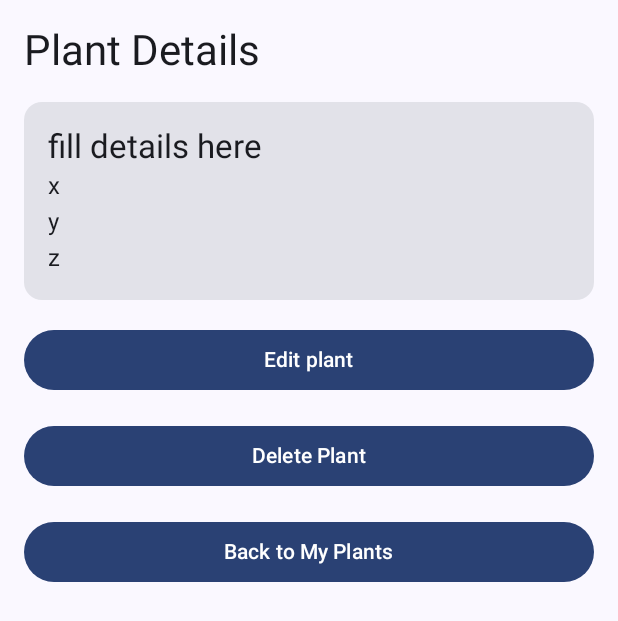
After one commit to S00269936/PlantPal_MobileApplications, an Android app built with Jetpack Compose: the PlantDetailsScreen screen opened through its navigation route, on a phone screen of 412 x 824 dp. The commit adds this screen. Shown: the top 621 px of the screen. Run offline under Robolectric (Android 15) with nearby library versions, the phone set to English and light mode, and no system bars.

Commit message:
Temp plant details is working

```diff
--- a/app/src/main/java/com/example/plantpal/MainActivity.kt
+++ b/app/src/main/java/com/example/plantpal/MainActivity.kt
@@ -14,6 +14,7 @@ import androidx.navigation.compose.rememberNavController
 import com.example.plantpal.screens.DashboardScreen
 import com.example.plantpal.screens.MyPlantsScreen
 import com.example.plantpal.ui.theme.PlantPalTheme
+import com.example.plantpal.screens.PlantDetailsScreen
 
 class MainActivity : ComponentActivity() {
 
@@ -39,9 +40,18 @@ class MainActivity : ComponentActivity() {
                                 }
                             )
                         }
-
                         composable("myplants") {
                             MyPlantsScreen(
+                                onBackClick = {
+                                    navController.popBackStack()
+                                },
+                                onPlantClick = {
+                                    navController.navigate("plantdetails")
+                                }
+                            )
+                        }
+                        composable("plantdetails") {
+                            PlantDetailsScreen(
                                 onBackClick = {
                                     navController.popBackStack()
                                 }
--- a/app/src/main/java/com/example/plantpal/screens/MyPlantsScreen.kt
+++ b/app/src/main/java/com/example/plantpal/screens/MyPlantsScreen.kt
@@ -10,7 +10,8 @@ import androidx.compose.ui.unit.dp
 
 @Composable
 fun MyPlantsScreen(
-    onBackClick: () -> Unit
+    onBackClick: () -> Unit,
+    onPlantClick: () -> Unit
 ){
     val plants = listOf(
         "Irish lily",
@@ -27,6 +28,7 @@ fun MyPlantsScreen(
             modifier = Modifier.weight(1f)
         ) {
             items(plants) {plant -> Card(
+                onClick = onPlantClick,
                 modifier = Modifier.fillMaxWidth()
             ) {
                 Text(
--- /dev/null
+++ b/app/src/main/java/com/example/plantpal/screens/PlantDetailsScreen.kt
@@ -0,0 +1,51 @@
+package com.example.plantpal.screens
+
+import androidx.compose.foundation.layout.*
+import androidx.compose.material3.*
+import androidx.compose.runtime.Composable
+import androidx.compose.ui.Modifier
+import androidx.compose.ui.unit.dp
+
+@Composable
+fun PlantDetailsScreen(
+    onBackClick: () -> Unit
+){
+    Column(
+        modifier = Modifier.fillMaxSize().padding(16.dp),
+        verticalArrangement = Arrangement.spacedBy(16.dp)
+    ) {
+        Text(
+            text = "Plant Details",
+            style = MaterialTheme.typography.headlineMedium)
+
+        Card(modifier = Modifier.fillMaxWidth()) {
+            Column(modifier = Modifier.padding(16.dp)) {
+                Text(
+                    text = "fill details here",
+                    style = MaterialTheme.typography.titleLarge
+                )
+                Text("x")
+                Text("y")
+                Text("z")
+            }
+        }
+        Button(
+            onClick = {},
+            modifier = Modifier.fillMaxWidth()
+        ) {
+            Text("Edit plant")
+        }
+        Button(
+            onClick = {},
+            modifier = Modifier.fillMaxWidth()
+        ) {
+            Text("Delete Plant")
+        }
+        Button(
+            onClick = onBackClick,
+            modifier = Modifier.fillMaxWidth()
+        ) {
+            Text("Back to My Plants")
+        }
+    }
+}
```
